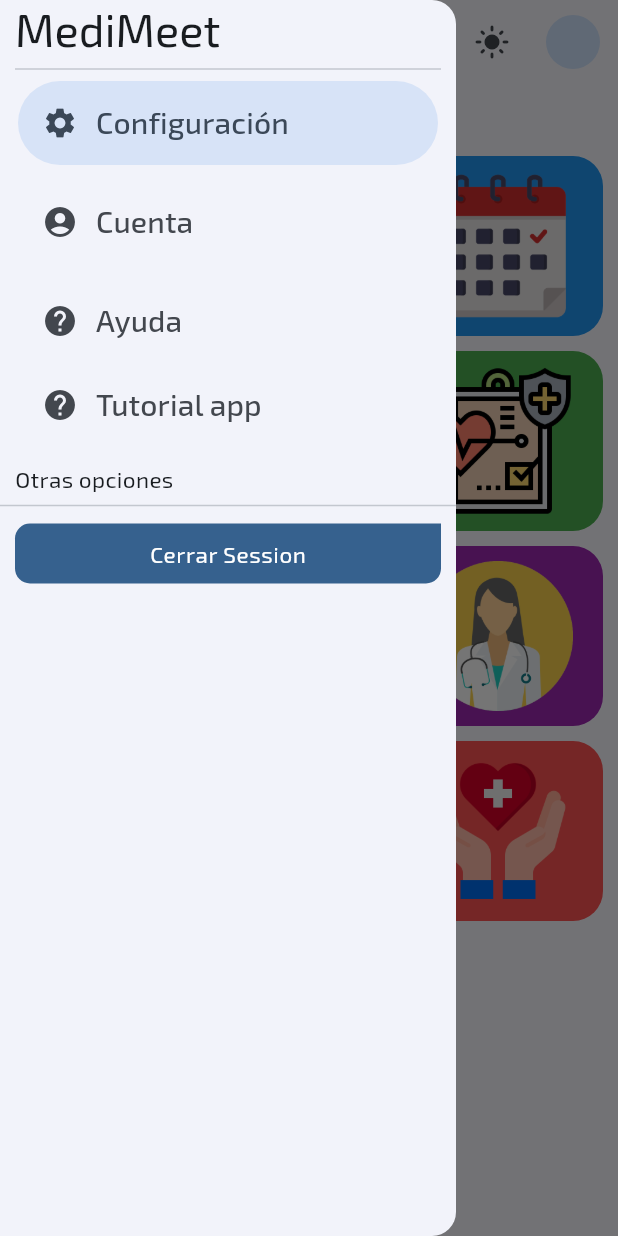
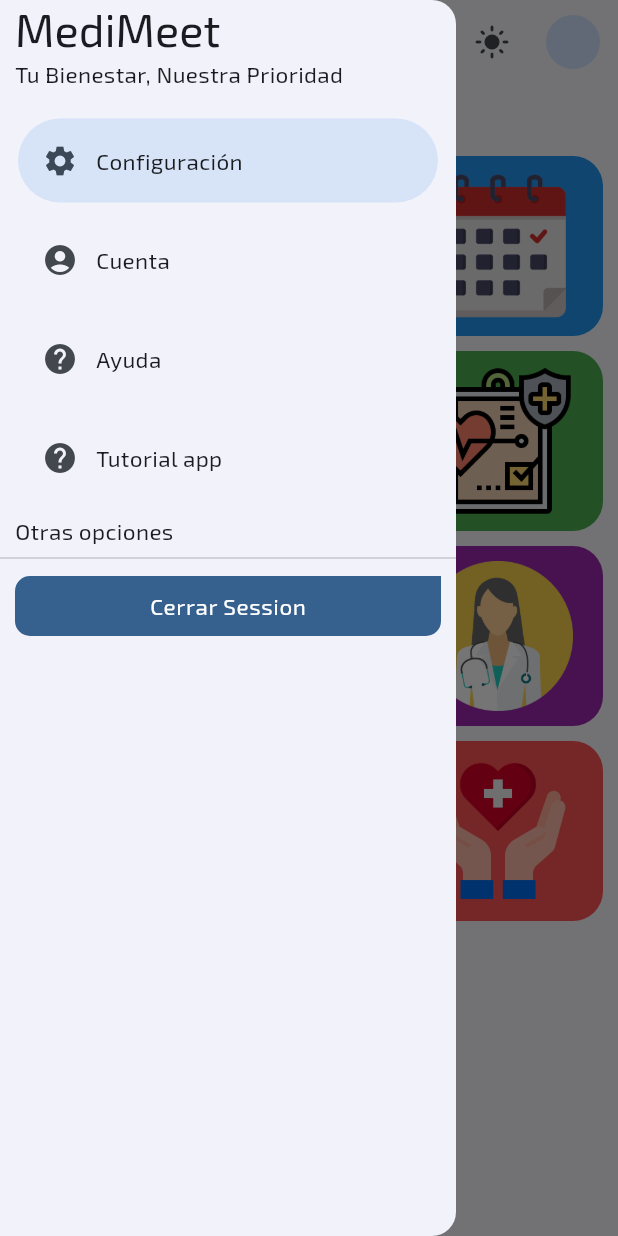
Before and after one commit to MateoLl1/ClinicaMovile, a Flutter app: the screen it shows after launch, with the side drawer open, on a phone screen of 412 x 824 dp. Run offline on Flutter 3.47's test engine with Material 3 defaults, Android fonts, the phone set to English and light mode, and no system bars; our stand-ins replace animate_do, date_field, flutter_riverpod, go_router, google_fonts; project files that could hold a hidden picture were left out.

Commit message:
arreglando texto en menu lateral e imagenes en TutorialApp

```diff
--- a/lib/presentation/screens/tutorial/tutorial_app_screen.dart
+++ b/lib/presentation/screens/tutorial/tutorial_app_screen.dart
@@ -120,6 +120,7 @@ class _SliderView extends StatelessWidget {
   @override
   Widget build(BuildContext context) {
     final textStyle = Theme.of(context).textTheme;
+    final colors = Theme.of(context).colorScheme;
     return Column(
       mainAxisAlignment: MainAxisAlignment.center,
       crossAxisAlignment: CrossAxisAlignment.center,
@@ -127,10 +128,19 @@ class _SliderView extends StatelessWidget {
 
         ClipRRect(
           borderRadius: BorderRadius.circular(20),
-          child: Image(
-            image: AssetImage(slide.image),
+          child: Container(
             width: 300,
-            fit: BoxFit.cover,
+            height: 300,
+            decoration: BoxDecoration(
+              color: colors.background
+            ),
+            child: FadeIn(
+              child: Image(
+                image: AssetImage(slide.image),
+                width: 300,
+                fit: BoxFit.cover,
+              ),
+            ),
           ),
         ),
         const SizedBox(height: 10,),
--- a/lib/presentation/widgets/menu_lateral/menu_lateral.dart
+++ b/lib/presentation/widgets/menu_lateral/menu_lateral.dart
@@ -43,28 +43,31 @@ class _MenuLateralState extends State<MenuLateral> {
 
         const Padding(
           padding: EdgeInsets.symmetric(horizontal: 10),
-          child: Divider(),
-        ),
+          child: Text('Tu Bienestar, Nuestra Prioridad'),
+        ),const SizedBox(height: 20,),
 
-        const NavigationDrawerDestination(
-          icon: Icon(Icons.settings),
-          label: Text('Configuración'),
+        NavigationDrawerDestination(
+          icon: const Icon(Icons.settings),
+          label: Text('Configuración',style: textStyle.bodyMedium,),
         ),
         const SizedBox(height: 10,),
 
-        const NavigationDrawerDestination(
-          icon: Icon(Icons.account_circle),
-          label: Text('Cuenta'),
+        NavigationDrawerDestination(
+          icon: const Icon(Icons.account_circle),
+          label: Text('Cuenta',style: textStyle.bodyMedium),
         ),
         const SizedBox(height: 10,),
 
-        const NavigationDrawerDestination(
-          icon: Icon(Icons.help),
-          label: Text('Ayuda'),
+         NavigationDrawerDestination(
+          icon: const Icon(Icons.help),
+          label: Text('Ayuda',style: textStyle.bodyMedium),
         ),
-        const NavigationDrawerDestination(
-          icon: Icon(Icons.help),
-          label: Text('Tutorial app'),
+
+        const SizedBox(height: 10,),
+
+         NavigationDrawerDestination(
+          icon: const Icon(Icons.help),
+          label: Text('Tutorial app',style: textStyle.bodyMedium),
         ),
         const SizedBox(height: 10,),
 
```
